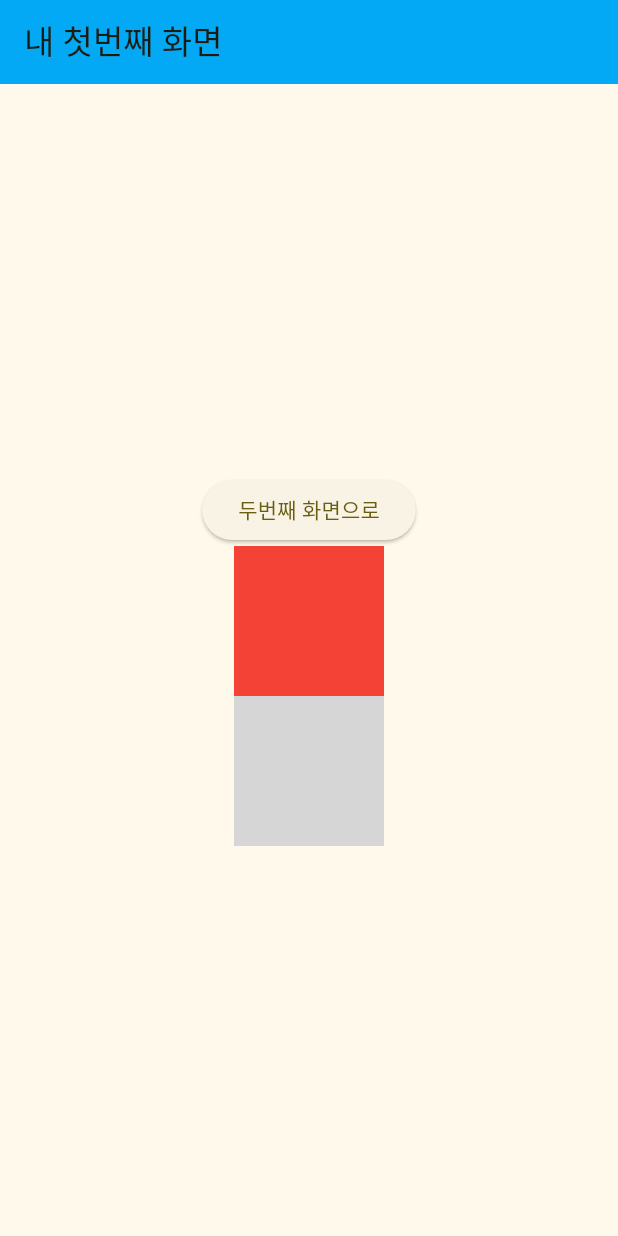
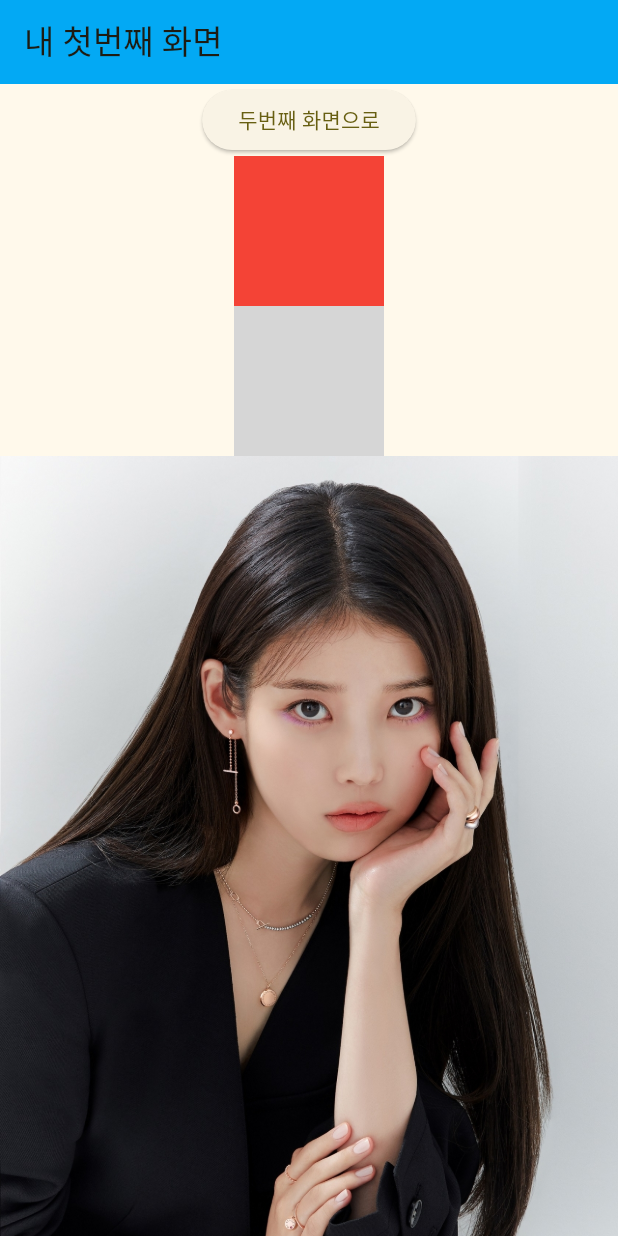
Before and after one commit to junsuk5/koscom_flutter_ui, a Flutter app: the screen it shows after launch, on a phone screen of 412 x 824 dp. Run offline on Flutter 3.47's test engine with Material 3 defaults, Android fonts, the phone set to English and light mode, and no system bars; network calls fail; grey boxes are pictures that could not be loaded.

```diff
--- a/lib/components/my_first_screen.dart
+++ b/lib/components/my_first_screen.dart
@@ -12,6 +12,7 @@ class MyFirstScreen extends StatelessWidget {
         backgroundColor: Colors.lightBlue,
       ),
       body: Center(
+        child: SingleChildScrollView(
           child: Column(
             mainAxisAlignment: MainAxisAlignment.center,
             children: [
@@ -36,7 +37,9 @@ class MyFirstScreen extends StatelessWidget {
                 height: 100,
                 fit: BoxFit.cover,
               ),
+              Image.asset('assets/iu.jpg'),
             ],
+          ),
         ),
       ),
     );
--- a/pubspec.yaml
+++ b/pubspec.yaml
@@ -59,9 +59,8 @@ flutter:
   uses-material-design: true
 
   # To add assets to your application, add an assets section, like this:
-  # assets:
-  #   - images/a_dot_burr.jpeg
-  #   - images/a_dot_ham.jpeg
+  assets:
+    - assets/
 
   # An image asset can refer to one or more resolution-specific "variants", see
   # https://flutter.dev/to/resolution-aware-images
```
Also changed, not shown: assets/iu.jpg (added). Lines whose indentation alone changed are shown as unchanged.
